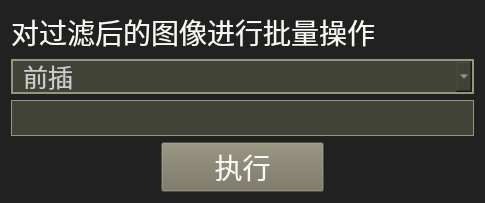
Old version of the form ui/BatchOperatorWindow.ui in the repository Aleiluo/danbooruTagEditor.
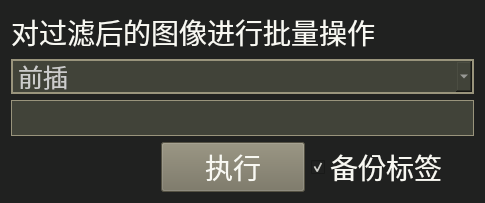
New version of the form.

Diff of the .ui file:
```diff
--- a/ui/BatchOperatorWindow.ui
+++ b/ui/BatchOperatorWindow.ui
@@ -2,6 +2,9 @@
 <ui version="4.0">
  <class>BatchOperator</class>
  <widget class="QWidget" name="BatchOperator">
+  <property name="enabled">
+   <bool>true</bool>
+  </property>
   <property name="geometry">
    <rect>
     <x>0</x>
@@ -50,11 +53,12 @@
 	color: #cccccc; /* 文本颜色 */
 	selection-background-color: #646765; /* 选中文本的背景颜色 */
 	selection-color: #cccccc; /* 选中文本的颜色 */
+}
+QLineEdit:disabled {
+	background-color: #292a28;
+	color: #292a28;
+}
 
-}
-QTableWidget::item {
-	
-}
 /* table:表头 */
 QHeaderView::section {
 	background-color: #272822;
@@ -84,46 +88,21 @@
 }
 /* ComboBox */
 QComboBox {
-	border: 1px solid #99947c; /* 边框宽度为1px，颜色为#A0A0A0 */
-	background-color: #414339; /* 背景颜色 */
-	color: #cccccc; /* 文本颜色 */
+	border: 1px solid #99947c;
+	background-color: #414339;	
+	color: #cccccc; 
 	font-size:25px;
-
 	border-width:2px;/*边框宽度*/
-	padding-left: 10px;/*左侧边距*/
+	padding-left: 5px;/*左侧边距*/
 }
-
-
-/* 下拉后，整个下拉窗体样式 */
-QComboBox QAbstractItemView {
-    border: 2px solid #f3f3f3;/*边框宽度、线形、颜色*/
-	background-color: rgba(237, 242, 255, 1);/*背景颜色*/
-    border-radius: 15px;/*圆角*/
-    padding: 1px 2px 1px 2px;  /*针对于组合框中的文本内容*/
-    min-width: 9em;   /*# 组合框的最小宽度*/
+/*下拉框的样式*/
+QComboBox QAbstractItemView 
+{
+    border: 1px solid #99947c;
+    background-color: #414339;   
+    selection-background-color: #75715E;   
 }
 
-/* 下拉后，整个下拉窗体每项的样式 */
-QComboBox QAbstractItemView::item {
-	border-radius: 15px;/*圆角*/
-    height: 30px;   /* 项的高度（设置pComboBox-&gt;setView(new QListView());后，该项才起作用） */
-	background-color: rgb(237, 242, 255);
-
-}
-
-/*以下部分不知为何不生效，有待调试*/
-/* 下拉后，整个下拉窗体越过每项的样式 */
-QComboBox QAbstractItemView::item:hover {
-    color: #FFFFF0;
-       /* 整个下拉窗体越过每项的背景色 */
-	background-color: rgb(98, 0, 255);
-}
-
-/* 下拉后，整个下拉窗体被选择的每项的样式 */
-QComboBox QAbstractItemView::item:selected {
-    color: #FFFFF0;
-	background-color: rgb(0, 85, 200);
-}
 
 /* 状态条 */
 QStatusBar {
@@ -254,7 +233,17 @@
       </widget>
      </item>
      <item>
-      <spacer name="horizontalSpacer_2">
+      <widget class="QCheckBox" name="backup">
+       <property name="text">
+        <string>备份标签</string>
+       </property>
+       <property name="checked">
+        <bool>true</bool>
+       </property>
+      </widget>
+     </item>
+     <item>
+      <spacer name="horizontalSpacer">
        <property name="orientation">
         <enum>Qt::Horizontal</enum>
        </property>
@@ -263,7 +252,7 @@
        </property>
        <property name="sizeHint" stdset="0">
         <size>
-         <width>150</width>
+         <width>20</width>
          <height>20</height>
         </size>
        </property>
```
Left out of the diff: 21 changed lines with no effect on the pictures.
